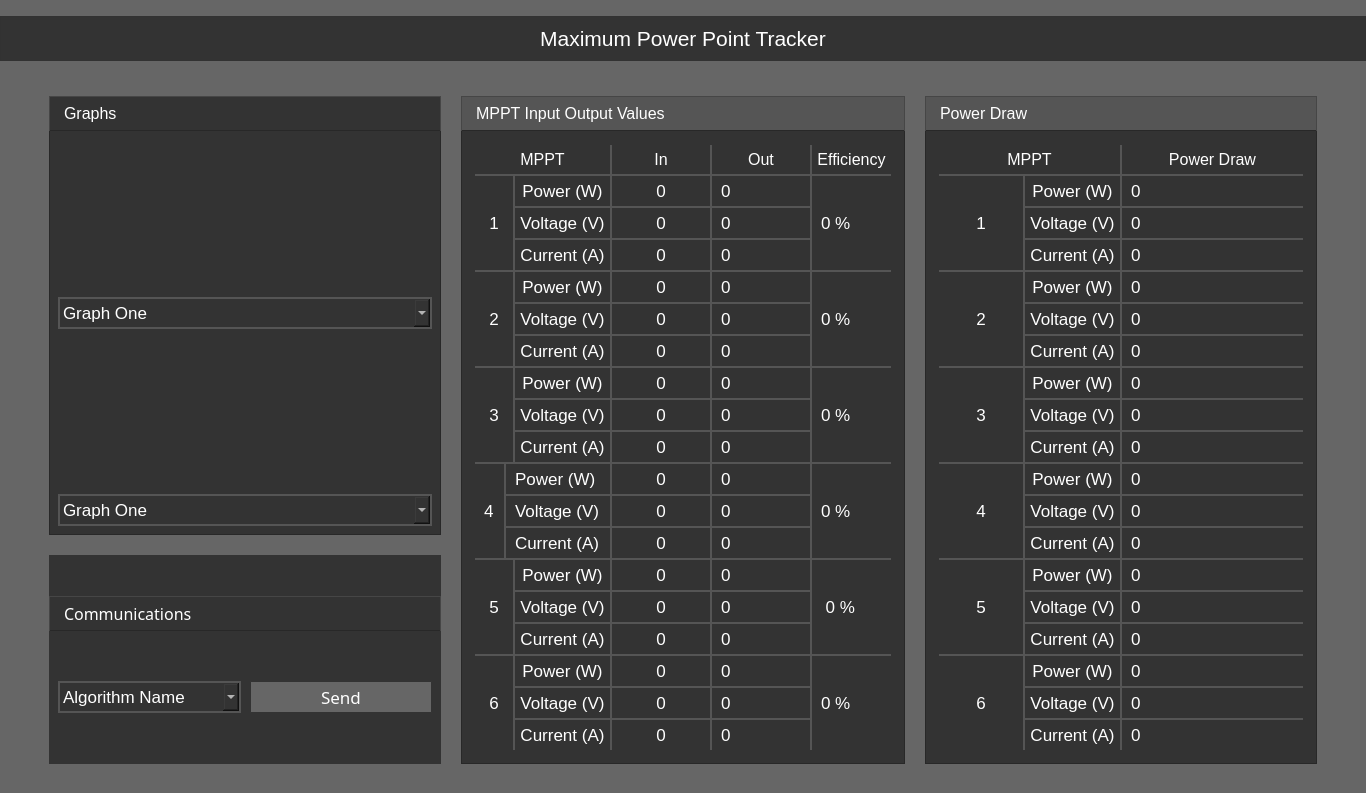
Old version of the form MpptUI.ui in the repository UCSolarCarTeam/Delta-Desktop-Client-Telemetry.
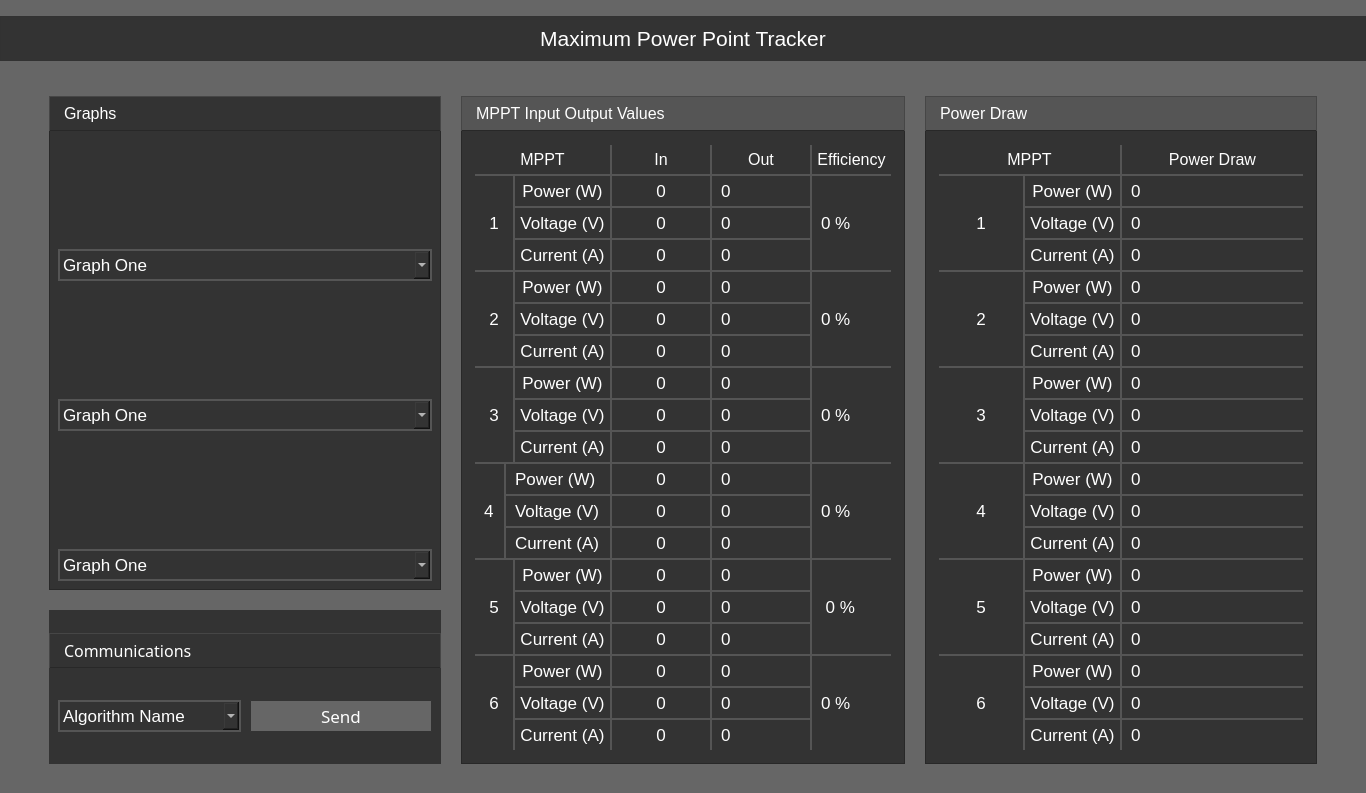
New version of the form. Icons and pictures are not drawn. Custom widgets are drawn as their Qt base class.

The edit to the form file:
```diff
--- a/MpptUI.ui
+++ b/MpptUI.ui
@@ -272,7 +272,7 @@
             </widget>
            </item>
            <item>
-            <layout class="QGridLayout" name="graphsContentLayout" rowstretch="0,0,0,0">
+            <layout class="QGridLayout" name="graphsContentLayout" rowstretch="0,0,0,0,0,0,0">
              <property name="leftMargin">
               <number>9</number>
              </property>
@@ -288,6 +288,19 @@
              <property name="verticalSpacing">
               <number>9</number>
              </property>
+             <item row="2" column="0">
+              <widget class="QwtPlot" name="graph2">
+               <property name="minimumSize">
+                <size>
+                 <width>0</width>
+                 <height>100</height>
+                </size>
+               </property>
+               <property name="styleSheet">
+                <string notr="true">border-style: none;</string>
+               </property>
+              </widget>
+             </item>
              <item row="3" column="0">
               <widget class="QComboBox" name="graphSelector2">
                <property name="styleSheet">
@@ -352,8 +365,35 @@
                </property>
               </widget>
              </item>
-             <item row="2" column="0">
-              <widget class="QwtPlot" name="graph2">
+             <item row="6" column="0">
+              <widget class="QComboBox" name="graphSelector2_2">
+               <property name="styleSheet">
+                <string notr="true">border: 2px solid rgb(85, 85, 85);
+border-radius: 0px;
+padding: 3px;</string>
+               </property>
+               <property name="currentText">
+                <string>Graph One</string>
+               </property>
+               <item>
+                <property name="text">
+                 <string>Graph One</string>
+                </property>
+               </item>
+               <item>
+                <property name="text">
+                 <string>Graph Two</string>
+                </property>
+               </item>
+               <item>
+                <property name="text">
+                 <string>Graph Three</string>
+                </property>
+               </item>
+              </widget>
+             </item>
+             <item row="4" column="0">
+              <widget class="QwtPlot" name="graph2_2">
                <property name="minimumSize">
                 <size>
                  <width>0</width>
```
